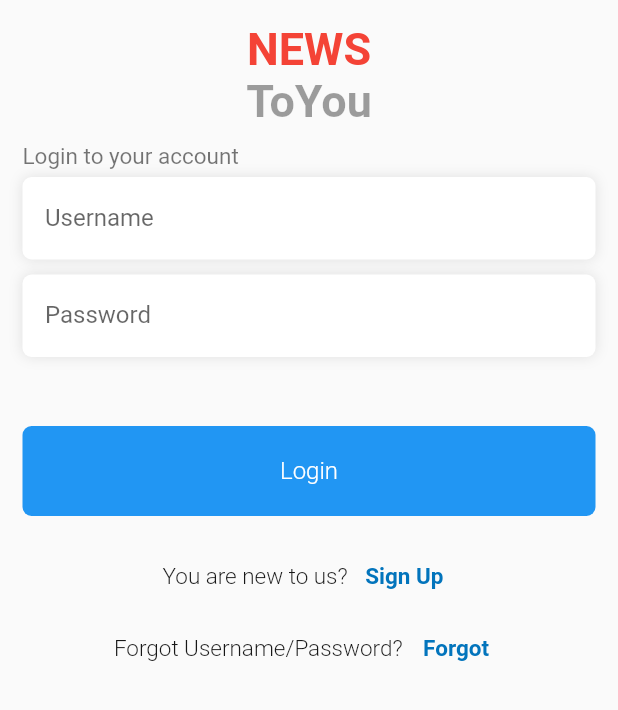
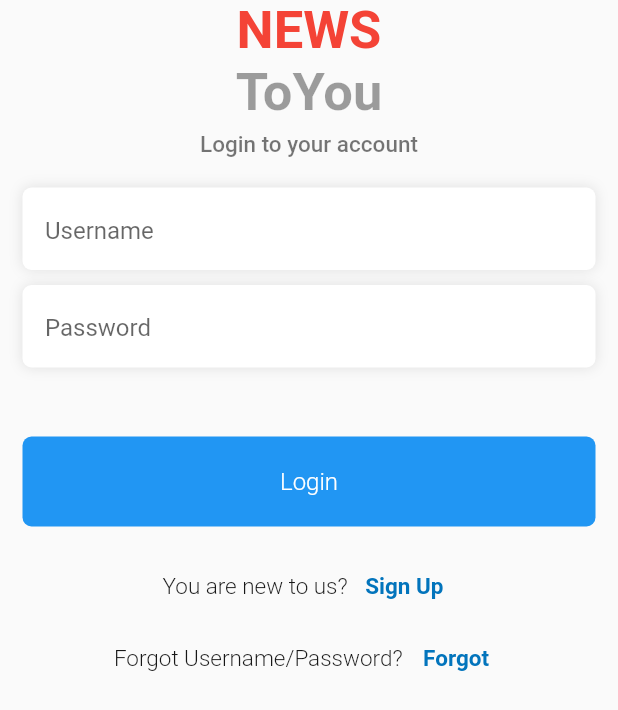
Before and after one commit to Benten559/NewsToYou, a Flutter app: the screen it shows after launch, on a phone screen of 412 x 824 dp. Shown: the top 710 px of the screen. Run offline on Flutter 3.47's test engine with Material 2 defaults, Android fonts, the phone set to English and light mode, and no system bars.

Commit message:
signuppage done
Create a signup page, added some username and password rules,
///first step: create your account with username, password and confirm password.
                  ///if username length<6, you can't press the next button
                  ///if password length<6, you can't press the next button
                  ///If (password!=confirm password): you can't press the next button

```diff
--- a/news_media/lib/customized/app_colors.dart
+++ b/news_media/lib/customized/app_colors.dart
@@ -2,4 +2,6 @@ import 'package:flutter/material.dart';
 
 class AppColors {
   static const Color backgroundpe = Color(0xffDCE2F1);
+  static const Color defaultfunctionaltextcolor = Color(0xff0274bc);
+  static const Color defaultextcolor = Color(0xff171717);
 }
--- /dev/null
+++ b/news_media/lib/customized/ourlogo.dart
@@ -0,0 +1,32 @@
+import 'package:flutter/material.dart';
+
+class OurLogo extends StatelessWidget{
+  const OurLogo({super.key});
+
+  @override
+  Widget build(BuildContext context) {
+    return const Column(
+      children: [
+        //our logo
+        Text(
+          'NEWS',
+          style: TextStyle(
+            color: Colors.red,
+            fontSize: 35,
+            fontWeight: FontWeight.bold,
+          ),
+        ),
+
+        Text(
+          'ToYou',
+          style: TextStyle(
+            color: Colors.black38,
+            fontSize: 35,
+            fontWeight: FontWeight.bold,
+          ),
+        ),
+      ],
+    );
+  }
+
+}
--- a/news_media/lib/login/login.dart
+++ b/news_media/lib/login/login.dart
@@ -1,49 +1,27 @@
+import 'package:NewsToYou/customized/app_colors.dart';
+import 'package:NewsToYou/customized/ourlogo.dart';
+import 'package:NewsToYou/signup/signup.dart';
 import 'package:flutter/material.dart';
 import 'package:NewsToYou/customized/commonbtn.dart';
 
-class LoginPage extends StatelessWidget {
+class LoginPage extends StatefulWidget {
   const LoginPage({Key? key}) : super(key: key);
-  Widget _buildView() {
-    return Column(
+
+  @override
+  State<LoginPage> createState() => _LoginPageState();
+}
+
+class _LoginPageState extends State<LoginPage> {
+  bool obscureText=true;
+
+  Widget _buildView(BuildContext context) {
+    return SafeArea(
+      child: Container(
+        width: double.infinity,
+        padding: const EdgeInsets.all(15.0),
+        child: Column(
           crossAxisAlignment: CrossAxisAlignment.start,
           children: [
-        //our logo
-        const Row(
-          mainAxisAlignment: MainAxisAlignment.center,
-          children: [
-            Column(
-              children: [
-                Text(
-                  'NEWS',
-                  style: TextStyle(
-                    color: Colors.red,
-                    fontSize: 30,
-                    fontWeight: FontWeight.bold,
-                  ),
-                ),
-                Text(
-                  'ToYou',
-                  style: TextStyle(
-                    color: Colors.black38,
-                    fontSize: 30,
-                    fontWeight: FontWeight.bold,
-                  ),
-                ),
-              ],
-            ),
-          ],
-        ),
-
-        const SizedBox(height: 10),
-
-        const Text(
-          'Login to your account',
-          style: TextStyle(
-            color: Colors.black54,
-            fontSize: 15,
-          ),
-        ),
-
             const SizedBox(height: 5),
 
             //Username
@@ -62,6 +40,7 @@ class LoginPage extends StatelessWidget {
               ),
               child: const TextField(
                 decoration: InputDecoration(
+                  labelText: "Username",
                   hintText: "Username",
                   border: InputBorder.none,
                 ),
@@ -85,9 +64,18 @@ class LoginPage extends StatelessWidget {
                   ),
                 ],
               ),
-          child: const TextField(
-            obscureText: true,
+              child: TextField(
+                obscureText: obscureText,
                 decoration: InputDecoration(
+                  suffix: IconButton(
+                    icon: Icon(obscureText ? Icons.visibility : Icons.visibility_off),
+                    onPressed: () {
+                      setState(() {
+                        obscureText = !obscureText;
+                      });
+                    },
+                  ),
+                  labelText: "Password",
                   hintText: "Password",
                   border: InputBorder.none,
                 ),
@@ -109,26 +97,28 @@ class LoginPage extends StatelessWidget {
             const SizedBox(height: 16),
 
             //Sign up
-        const Row(
+            Row(
               mainAxisAlignment: MainAxisAlignment.center,
               children: [
                 //Sign up text
-            Text(
+                const Text(
                   "You are new to us? ",
                   style: TextStyle(
                     fontSize: 15,
-                color: Color(0xff171717),
+                    color: AppColors.defaultextcolor,
                     fontWeight: FontWeight.w300,
                   ),
                 ),
 
                 TextButton(
-              onPressed: null,
-              child: Text(
+                  onPressed: () {
+                    Navigator.push(context, MaterialPageRoute(builder: (context)=>const SignUpPage()));
+                  },
+                  child: const Text(
                     "Sign Up",
                     style: TextStyle(
                       fontSize: 15,
-                  color: Color(0xff0274bc),
+                      color: AppColors.defaultfunctionaltextcolor,
                       fontWeight: FontWeight.bold,
                     ),
                   ),
@@ -145,7 +135,7 @@ class LoginPage extends StatelessWidget {
                   "Forgot Username/Password? ",
                   style: TextStyle(
                     fontSize: 15,
-                color: Color(0xff171717),
+                    color: AppColors.defaultextcolor,
                     fontWeight: FontWeight.w300,
                   ),
                 ),
@@ -155,7 +145,7 @@ class LoginPage extends StatelessWidget {
                     "Forgot",
                     style: TextStyle(
                       fontSize: 15,
-                  color: Color(0xff0274bc),
+                      color: AppColors.defaultfunctionaltextcolor,
                       fontWeight: FontWeight.bold,
                     ),
                   ),
@@ -163,20 +153,39 @@ class LoginPage extends StatelessWidget {
               ],
             ),
           ],
+        ),
+      ),
     );
   }
 
   @override
   Widget build(BuildContext context) {
     return Scaffold(
-      body: SingleChildScrollView(
-        child: SafeArea(
-          child: Container(
-            width: double.infinity,
-            padding: const EdgeInsets.all(15.0),
-            child: _buildView(),
+      appBar: AppBar(
+        toolbarHeight: 105,
+        centerTitle: true,
+        backgroundColor: Colors.transparent,
+        elevation: 0,
+        title: const Column(
+          children: [
+
+            OurLogo(),
+
+            SizedBox(height: 5),
+
+            //page hint
+            Text(
+              'Login to your account',
+              style: TextStyle(
+                color: Colors.black54,
+                fontSize: 15,
               ),
             ),
+          ],
+        ),
+      ),
+      body: SingleChildScrollView(
+        child: _buildView(context),
       ),
     );
   }
```
Also changed, not shown: news_media/lib/signup/signup.dart (+324 -0 lines). Lines whose indentation alone changed are shown as unchanged.
